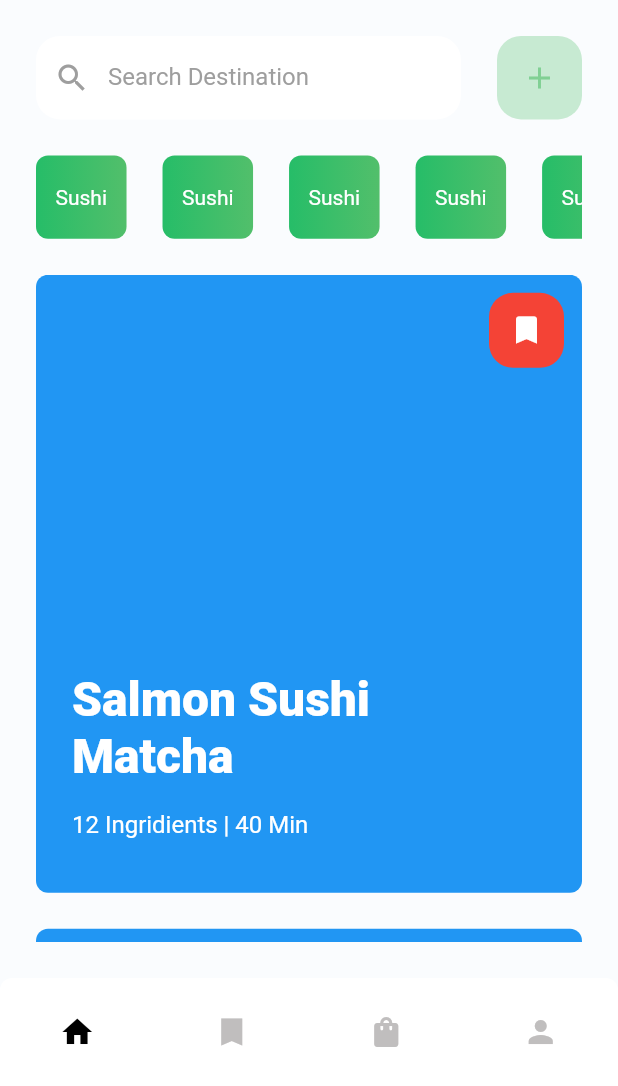
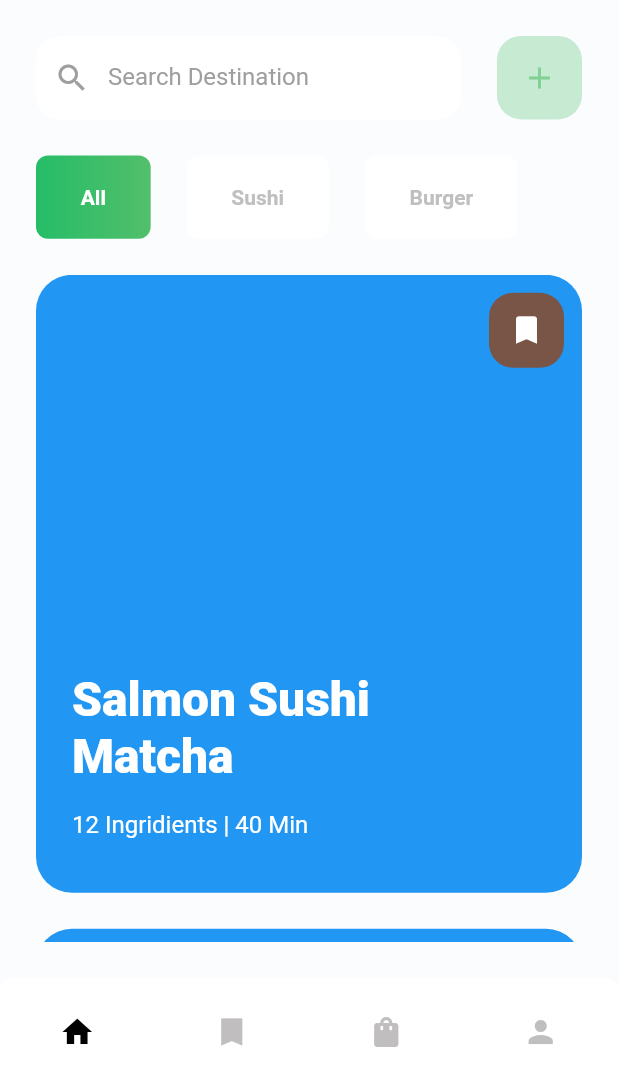
Before and after one commit to caliskanzafer/recipe_app, a Flutter app: the screen it shows after launch, on a phone screen of 412 x 824 dp, the part 150-1236 px from its top. Run offline on Flutter 3.47's test engine with Material 2 defaults, Android fonts, the phone set to English and light mode, and no system bars.

Commit message:
Home Page menu redesigned

```diff
--- a/lib/core/enum/enums.dart
+++ b/lib/core/enum/enums.dart
@@ -4,3 +4,9 @@ enum BottomNavigationBarEnum {
   CART,
   PROFILE,
 }
+
+enum MenuEnum {
+  ALL,
+  SUSHI,
+  BURGER,
+}
--- /dev/null
+++ b/lib/core/models/all_menu.dart
@@ -0,0 +1,6 @@
+import 'package:recipe_app/core/models/burger.dart';
+import 'package:recipe_app/core/models/sushi.dart';
+
+List allMenuList = [...getBurgerList, ...getSushiList];
+
+get getAllMenu => allMenuList;
--- a/lib/core/models/burger.dart
+++ b/lib/core/models/burger.dart
@@ -97,3 +97,5 @@ List demoBurgers = [
     cookingTime: '40 Min',
   ),
 ];
+
+get getBurgerList => demoBurgers;
--- a/lib/core/models/sushi.dart
+++ b/lib/core/models/sushi.dart
@@ -86,3 +86,5 @@ List demoSushis = [
     cookingTime: '40 Min',
   ),
 ];
+
+get getSushiList => demoSushis;
--- /dev/null
+++ b/lib/core/state/menu_state.dart
@@ -0,0 +1,11 @@
+import 'package:flutter/cupertino.dart';
+
+class MenuState with ChangeNotifier {
+  int _currentIndex = 0;
+  get currentIndex => _currentIndex;
+
+  void changeIndex(int index) {
+    _currentIndex = index;
+    notifyListeners();
+  }
+}
--- a/lib/main.dart
+++ b/lib/main.dart
@@ -2,6 +2,7 @@ import 'package:flutter/material.dart';
 import 'package:flutter/services.dart';
 import 'package:provider/provider.dart';
 import 'package:recipe_app/core/state/bottom_navigation_bar_state.dart';
+import 'package:recipe_app/core/state/menu_state.dart';
 import 'package:recipe_app/view/body/body_view.dart';
 
 void main() => runApp(MyApp());
@@ -13,6 +14,7 @@ class MyApp extends StatelessWidget {
     return MultiProvider(
       providers: [
         ChangeNotifierProvider(create: (context) => BottomNavigationBarState()),
+        ChangeNotifierProvider(create: (context) => MenuState()),
       ],
       child: MaterialApp(
         debugShowCheckedModeBanner: false,
--- a/lib/view/home/components/menu_bar.dart
+++ b/lib/view/home/components/menu_bar.dart
@@ -1,5 +1,7 @@
 import 'package:flutter/material.dart';
+import 'package:provider/provider.dart';
 import 'package:recipe_app/constants.dart';
+import 'package:recipe_app/core/state/menu_state.dart';
 
 class MenuBar extends StatelessWidget {
   const MenuBar({
@@ -8,21 +10,47 @@ class MenuBar extends StatelessWidget {
 
   @override
   Widget build(BuildContext context) {
+    List _categories = ['All', 'Sushi', 'Burger'];
+    int _currentIndex = Provider.of<MenuState>(context).currentIndex;
+    return Consumer<MenuState>(
+      builder: (context, state, widget) {
         return Container(
           child: ListView.builder(
-        itemCount: 5,
+            itemCount: 3,
             itemBuilder: (context, index) {
               return Padding(
                 padding: const EdgeInsets.only(right: defaultPadding),
                 child: GestureDetector(
-              onTap: () {},
-              child: Container(
-                  padding: EdgeInsets.all(defaultPadding / 2),
+                  onTap: () {
+                    state.changeIndex(index);
+                  },
+                  child: menuCard(index, _currentIndex, _categories),
+                ),
+              );
+            },
+            scrollDirection: Axis.horizontal,
+          ),
+        );
+      },
+    );
+  }
+
+  Container menuCard(int index, int _currentIndex, List<dynamic> _categories) {
+    return Container(
+      padding: EdgeInsets.fromLTRB(defaultPadding * 1.2, defaultPadding / 2,
+          defaultPadding * 1.2, defaultPadding / 2),
       decoration: BoxDecoration(
-                    gradient: LinearGradient(
+        gradient: (index == _currentIndex)
+            ? LinearGradient(
                 colors: [
                   secondryColor,
                   primaryColor,
+                ],
+              )
+            : LinearGradient(
+                colors: [
+                  Colors.white,
+                  Colors.white,
                 ],
               ),
         border: Border.all(
@@ -30,24 +58,19 @@ class MenuBar extends StatelessWidget {
         ),
         borderRadius: BorderRadius.circular(8),
       ),
-                  child: Center(
+      child: menuText(_categories, index, _currentIndex),
+    );
+  }
+
+  Center menuText(List<dynamic> _categories, int index, int _currentIndex) {
+    return Center(
       child: Text(
-                      'Sushi',
-                      style: TextStyle(color: Colors.white),
+        _categories[index],
+        style: TextStyle(
+          color: index == _currentIndex ? Colors.white : disableFontColor,
+          fontWeight: FontWeight.bold,
         ),
-                  )),
-            ),
-          );
-        },
-        scrollDirection: Axis.horizontal,
       ),
     );
   }
-
-  Color changeColor(int index, int currentIndex) {
-    if (currentIndex == index) {
-      return enableFontColor;
-    } else
-      return disableFontColor;
 }
-}
--- a/lib/view/home/components/product.dart
+++ b/lib/view/home/components/product.dart
@@ -25,7 +25,7 @@ class Product extends StatelessWidget {
                     border: Border.all(
                       color: Colors.transparent,
                     ),
-                    borderRadius: BorderRadius.circular(8),
+                    borderRadius: BorderRadius.circular(24),
                     color: Colors.blue),
               ),
               Positioned(
@@ -37,7 +37,7 @@ class Product extends StatelessWidget {
                   decoration: BoxDecoration(
                     border: Border.all(color: Colors.transparent),
                     borderRadius: BorderRadius.circular(16),
-                    color: Colors.red,
+                    color: Colors.brown,
                   ),
                   child: Icon(
                     Icons.bookmark,
```
Lines whose indentation alone changed are shown as unchanged.
